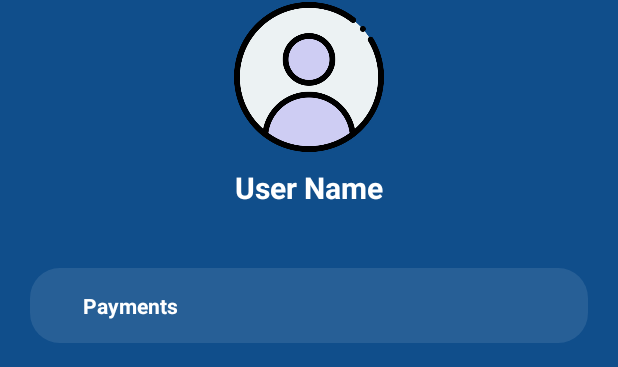
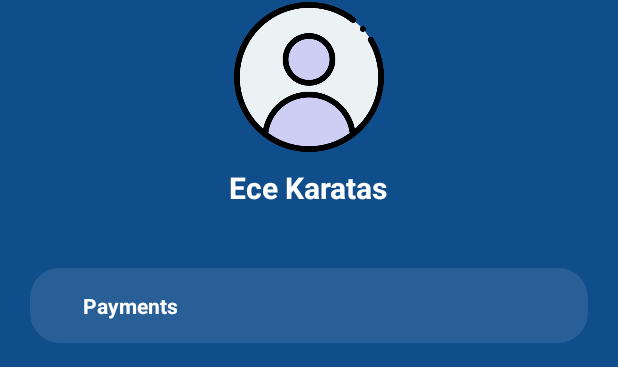
Before and after one commit to ecekaratas/Cs394-HW1, an Android app: the layout profile.xml on its own in the app's theme, with its tools: preview values and no code run, on a phone screen of 412 x 824 dp. Shown: the part 88-455 px from the top of the screen. Run offline under Robolectric (Android 15) with nearby library versions, the light colour scheme and no system bars.

Commit message:
Ece Karatas to username part

```diff
--- a/app/src/main/res/layout/profile.xml
+++ b/app/src/main/res/layout/profile.xml
@@ -46,7 +46,7 @@
         android:layout_height="wrap_content"
         android:layout_gravity="center"
         android:layout_marginTop="10dp"
-        android:text="User Name"
+        android:text="Ece Karatas"
         android:textColor="@color/white"
         android:textSize="20dp"
         android:textStyle="bold" />
--- a/app/src/main/res/layout/settings.xml
+++ b/app/src/main/res/layout/settings.xml
@@ -48,10 +48,10 @@
         android:layout_height="wrap_content"
         android:layout_gravity="center"
         android:layout_marginTop="10dp"
-        android:text="User Name"
+        android:text="Ece Karatas"
         android:textColor="@color/white"
         android:textSize="20dp"
-        android:textStyle="bold"/>
+        android:textStyle="bold" />
 
     <LinearLayout
         android:layout_width="match_parent"
```
